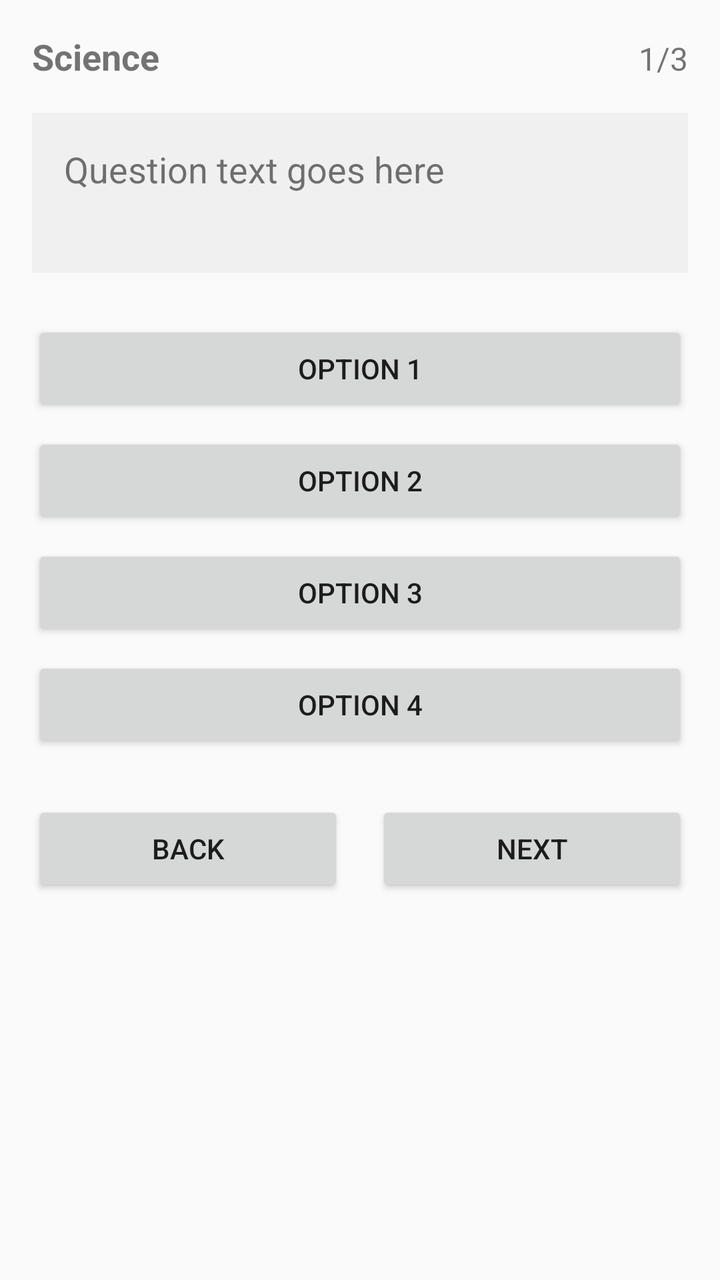
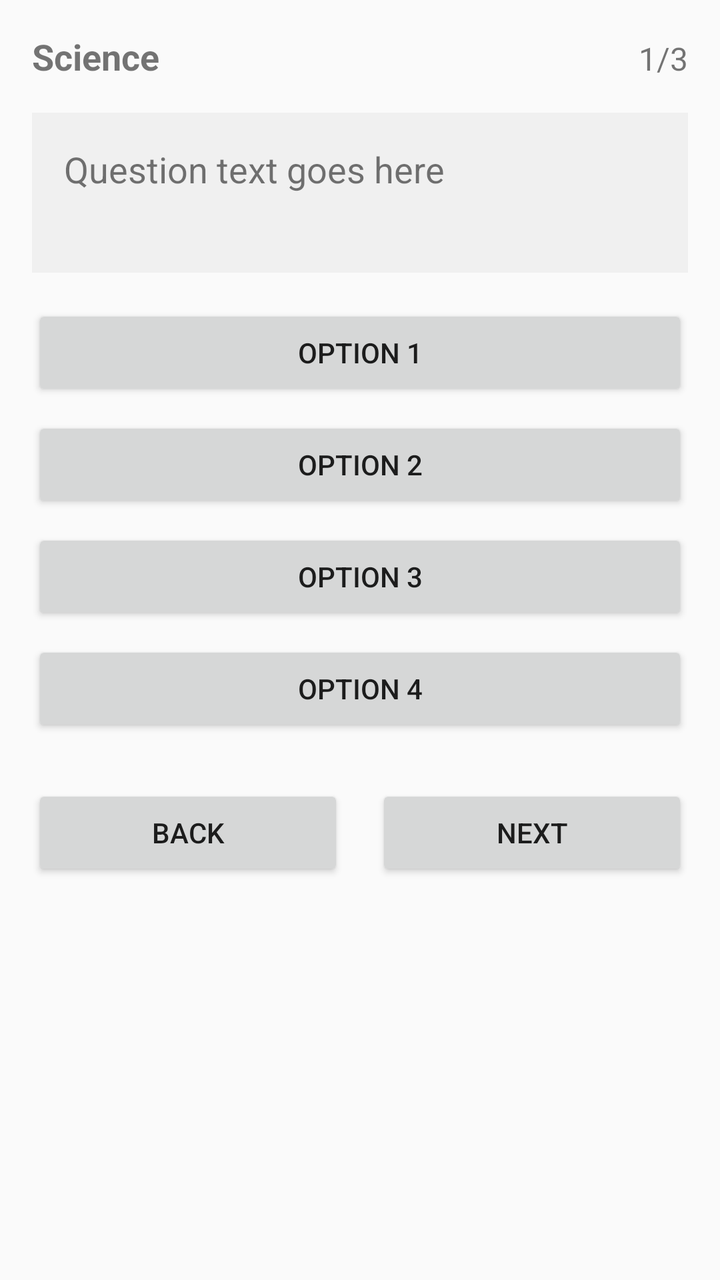

The first picture is an Android layout as it rendered before a commit; the second is the same layout after the commit. The layout source and the unified diff follow.
<!-- AndroidManifest.xml: application theme Theme.BrainBuzz -->
<!-- res/layout/activity_quiz.xml -->
<?xml version="1.0" encoding="utf-8"?>
<LinearLayout
    xmlns:android="http://schemas.android.com/apk/res/android"
    android:layout_width="match_parent"
    android:layout_height="match_parent"
    android:orientation="vertical"
    android:padding="16dp">

    
    <LinearLayout
        android:layout_width="match_parent"
        android:layout_height="wrap_content"
        android:orientation="horizontal"
        android:layout_marginBottom="16dp">

        <TextView
            android:id="@+id/textViewCategory"
            android:layout_width="0dp"
            android:layout_height="wrap_content"
            android:layout_weight="1"
            android:text="Science"
            android:textSize="18sp"
            android:textStyle="bold" />

        <TextView
            android:id="@+id/textViewQuestionNumber"
            android:layout_width="wrap_content"
            android:layout_height="wrap_content"
            android:text="1/3"
            android:textSize="16sp" />

    </LinearLayout>

    
    <TextView
        android:id="@+id/textViewQuestion"
        android:layout_width="match_parent"
        android:layout_height="wrap_content"
        android:text="Question text goes here"
        android:textSize="18sp"
        android:padding="16dp"
        android:layout_marginBottom="24dp"
        android:background="#F0F0F0"
        android:minHeight="80dp" />

    
    <Button
        android:id="@+id/buttonOption1"
        android:layout_width="match_parent"
        android:layout_height="wrap_content"
        android:text="Option 1"
        android:layout_marginBottom="8dp" />

    <Button
        android:id="@+id/buttonOption2"
        android:layout_width="match_parent"
        android:layout_height="wrap_content"
        android:text="Option 2"
        android:layout_marginBottom="8dp" />

    <Button
        android:id="@+id/buttonOption3"
        android:layout_width="match_parent"
        android:layout_height="wrap_content"
        android:text="Option 3"
        android:layout_marginBottom="8dp" />

    <Button
        android:id="@+id/buttonOption4"
        android:layout_width="match_parent"
        android:layout_height="wrap_content"
        android:text="Option 4"
        android:layout_marginBottom="24dp" />

    
    <LinearLayout
        android:layout_width="match_parent"
        android:layout_height="wrap_content"
        android:orientation="horizontal">

        <Button
            android:id="@+id/buttonBack"
            android:layout_width="0dp"
            android:layout_height="wrap_content"
            android:layout_weight="1"
            android:text="Back"
            android:layout_marginEnd="8dp" />

        <Button
            android:id="@+id/buttonNext"
            android:layout_width="0dp"
            android:layout_height="wrap_content"
            android:layout_weight="1"
            android:text="Next"
            android:layout_marginStart="8dp" />

    </LinearLayout>

</LinearLayout>
<!-- resources referenced by this layout -->
<resources>
  <style name="Theme.BrainBuzz" parent="Theme.AppCompat.DayNight.DarkActionBar">
          
          <item name="colorPrimary">@color/brain_buzz_primary</item>
          <item name="colorPrimaryDark">@color/brain_buzz_primary_dark</item>
          <item name="colorAccent">@color/brain_buzz_accent</item>
          
          <item name="android:statusBarColor">@color/brain_buzz_primary</item>
          
          <item name="android:navigationBarColor">@color/brain_buzz_primary</item>
          
          <item name="android:windowLightStatusBar">false</item>
      </style>
  <color name="brain_buzz_primary">#6200EE</color>
  <color name="brain_buzz_primary_dark">#3700B3</color>
  <color name="brain_buzz_accent">#03DAC6</color>
</resources>

<!-- the commit's change to res/layout/activity_quiz.xml (unified diff, before → after) -->
@@ -39,9 +39,23 @@
         android:text="Question text goes here"
         android:textSize="18sp"
         android:padding="16dp"
-        android:layout_marginBottom="24dp"
+        android:layout_marginBottom="16dp"
         android:background="#F0F0F0"
         android:minHeight="80dp" />
+
+    
+    <TextView
+        android:id="@+id/textViewFeedback"
+        android:layout_width="match_parent"
+        android:layout_height="wrap_content"
+        android:layout_marginBottom="16dp"
+        android:padding="12dp"
+        android:background="#E8F5E8"
+        android:textSize="16sp"
+        android:textStyle="bold"
+        android:gravity="center"
+        android:visibility="gone"
+        android:text="Feedback will appear here" />
 
     
     <Button
